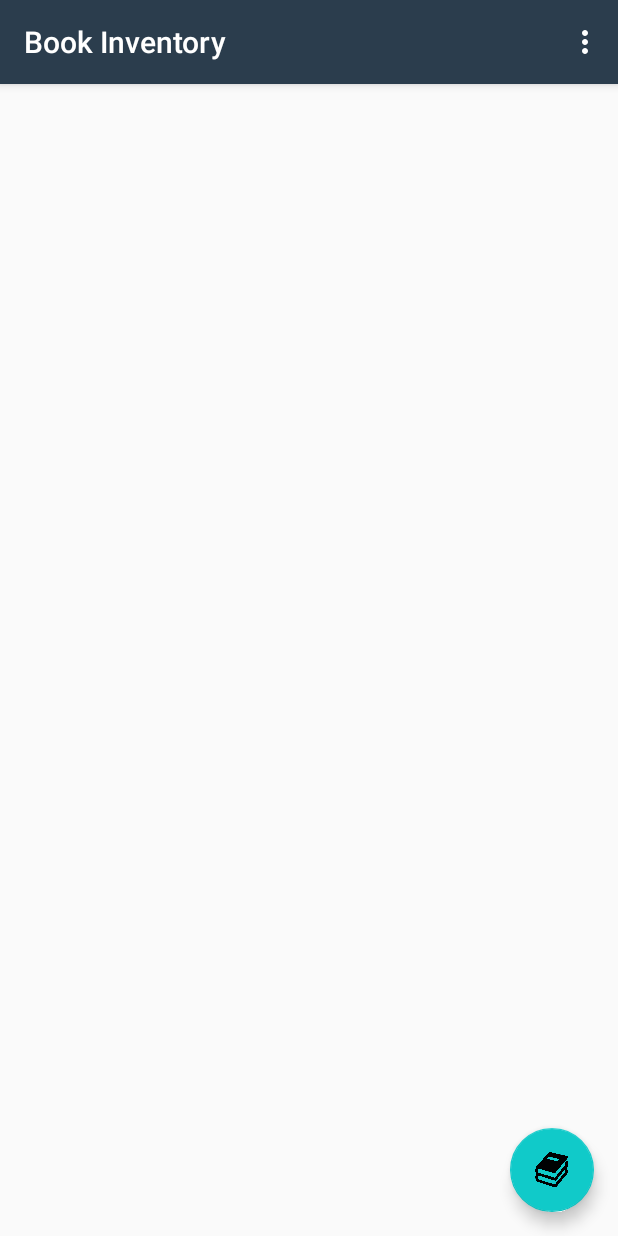
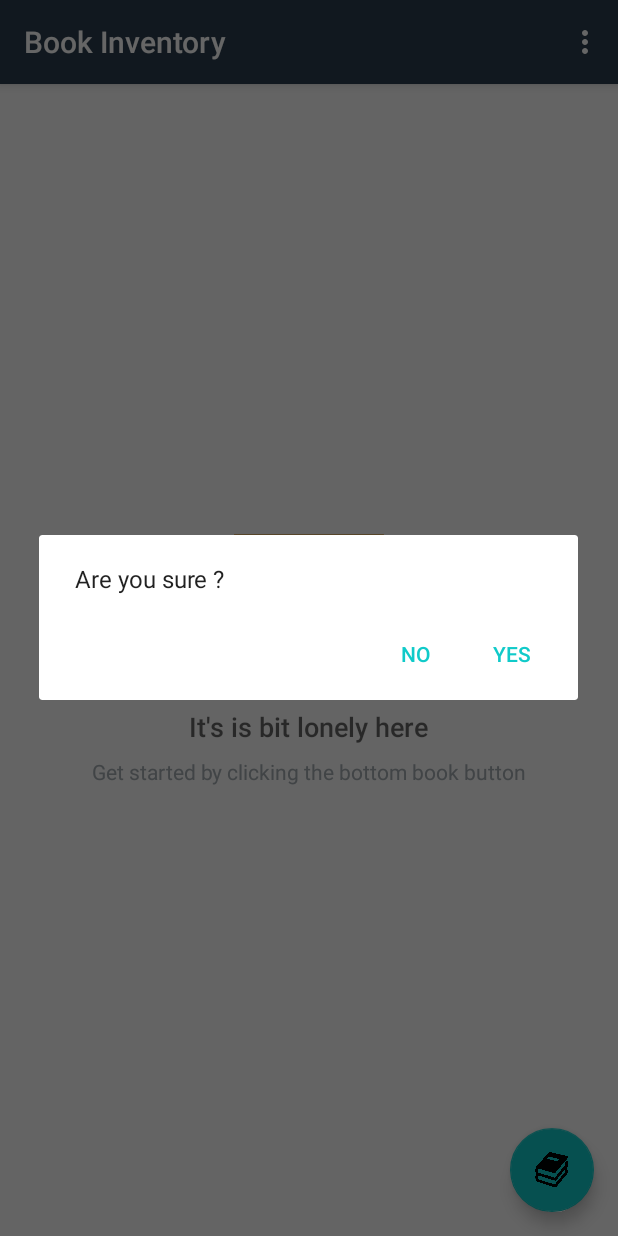
Before and after one commit to VineetPrasadVerma/InventoryApp, an Android app: the screen it shows after launch (CatalogActivity), in the options menu, after a tap on "Delete All Books", on a phone screen of 412 x 824 dp. Run offline under Robolectric (Android 15) with nearby library versions, the phone set to English and light mode, and no system bars.

Commit message:
Add a setOnItemClickListener to the listview

```diff
--- a/app/src/main/AndroidManifest.xml
+++ b/app/src/main/AndroidManifest.xml
@@ -24,6 +24,10 @@
                 android:name="android.support.PARENT_ACTIVITY"
                 android:value=".CatalogActivity" />
         </activity>
+        <provider
+            android:name=".data.ProductProvider"
+            android:authorities="com.example.vineetprasadverma.inventoryapp"
+            android:exported="false" />
     </application>
 
 </manifest>
--- a/app/src/main/java/com/example/vineetprasadverma/inventoryapp/CatalogActivity.java
+++ b/app/src/main/java/com/example/vineetprasadverma/inventoryapp/CatalogActivity.java
@@ -1,13 +1,16 @@
 package com.example.vineetprasadverma.inventoryapp;
 
 import android.app.LoaderManager;
+import android.content.ContentUris;
 import android.content.ContentValues;
 import android.content.CursorLoader;
+import android.content.DialogInterface;
 import android.content.Intent;
 import android.content.Loader;
+import android.net.Uri;
+import android.support.design.widget.FloatingActionButton;
 import android.database.Cursor;
-import android.database.sqlite.SQLiteDatabase;
-import android.support.design.widget.FloatingActionButton;
+import android.support.v7.app.AlertDialog;
 import android.support.v7.app.AppCompatActivity;
 import android.os.Bundle;
 import android.util.Log;
@@ -18,13 +21,11 @@ import android.widget.AdapterView;
 import android.widget.ListView;
 
 import com.example.vineetprasadverma.inventoryapp.data.ProductContract.ProductEntry;
-import com.example.vineetprasadverma.inventoryapp.data.ProductDbHelper;
 
 public class CatalogActivity extends AppCompatActivity implements LoaderManager.LoaderCallbacks<Cursor> {
 
-    private ProductDbHelper mDbHelper;
     ProductCursorAdapter mCursorAdapter;
-    private static final int PET_LOADER = 0;
+    private static final int PRODUCT_LOADER = 0;
 
     public static final String LOG_TAG = CatalogActivity.class.getSimpleName();
 
@@ -32,8 +33,6 @@ public class CatalogActivity extends AppCompatActivity implements LoaderManager.
     protected void onCreate(Bundle savedInstanceState) {
         super.onCreate(savedInstanceState);
         setContentView(R.layout.catalog_activity);
-
-        mDbHelper = new ProductDbHelper(this);
 
         FloatingActionButton fab = findViewById(R.id.fab);
         fab.setOnClickListener(new View.OnClickListener() {
@@ -44,26 +43,30 @@ public class CatalogActivity extends AppCompatActivity implements LoaderManager.
             }
         });
 
+        ListView bookListView = findViewById(R.id.list);
 
-        ListView listView = findViewById(R.id.list);
+        // Find and set empty view on the ListView, so that it only shows when the list has 0 items.
+        View emptyView = findViewById(R.id.empty_view);
+        bookListView.setEmptyView(emptyView);
+
         mCursorAdapter = new ProductCursorAdapter(this, null);
-        listView.setAdapter(mCursorAdapter);
+        bookListView.setAdapter(mCursorAdapter);
 
-        listView.setOnItemClickListener(new AdapterView.OnItemClickListener() {
+        bookListView.setOnItemClickListener(new AdapterView.OnItemClickListener() {
             @Override
             public void onItemClick(AdapterView<?> parent, View view, int position, long id) {
                 Intent intent = new Intent(CatalogActivity.this, EditorActivity.class);
+                Uri currentUri = ContentUris.withAppendedId(ProductEntry.CONTENT_URI, id);
+                intent.setData(currentUri);
                 startActivity(intent);
             }
         });
 
         //Kick off the loader
-        getLoaderManager().initLoader(PET_LOADER, null, this);
+        getLoaderManager().initLoader(PRODUCT_LOADER, null, this);
     }
 
-    private void insertData() {
-        // Gets the data repository in write mode.
-        SQLiteDatabase db = mDbHelper.getWritableDatabase();
+    private void insertBook() {
 
         // Create a new map of values, where column names are the keys.
         ContentValues values = new ContentValues();
@@ -73,63 +76,11 @@ public class CatalogActivity extends AppCompatActivity implements LoaderManager.
         values.put(ProductEntry.COLUMN_PRODUCT_SUPPLIER_NAME, "Vineet");
         values.put(ProductEntry.COLUMN_PRODUCT_SUPPLIER_PHONE_NUMBER, "8985796745");
 
-        // Insert the new row, returning the primary key value of the new row
-        long newRowId = db.insert(ProductEntry.TABLE_NAME, null, values);
-        Log.i(LOG_TAG, String.valueOf(newRowId));
-    }
-
-    private void readData() {
-
-        // Create and/or open a database to read from it.
-        SQLiteDatabase db = mDbHelper.getReadableDatabase();
-
-        String[] projection = {
-                ProductEntry._ID,
-                ProductEntry.COLUMN_PRODUCT_NAME,
-                ProductEntry.COLUMN_PRODUCT_PRICE,
-                ProductEntry.COLUMN_PRODUCT_QUANTITY,
-                ProductEntry.COLUMN_PRODUCT_SUPPLIER_NAME,
-                ProductEntry.COLUMN_PRODUCT_SUPPLIER_PHONE_NUMBER
-        };
-
-        Cursor cursor = db.query(
-                ProductEntry.TABLE_NAME,   // The table to query
-                projection,             // The array of columns to return (pass null to get all)
-                null,              // The columns for the WHERE clause
-                null,          // The values for the WHERE clause
-                null,                   // don't group the rows
-                null,                   // don't filter by row groups
-                null              // The sort order
-        );
-
-        try {
-            // Figure out the index of each column
-            int nameColumnIndex = cursor.getColumnIndex(ProductEntry.COLUMN_PRODUCT_NAME);
-            int priceColumnIndex = cursor.getColumnIndex(ProductEntry.COLUMN_PRODUCT_PRICE);
-            int quantityColumnIndex = cursor.getColumnIndex(ProductEntry.COLUMN_PRODUCT_QUANTITY);
-            int supplierNameColumnIndex = cursor.getColumnIndex(ProductEntry.COLUMN_PRODUCT_SUPPLIER_NAME);
-            int supplierPhoneNumberColumnIndex = cursor.getColumnIndex(ProductEntry.COLUMN_PRODUCT_SUPPLIER_PHONE_NUMBER);
-
-            // Iterate through all the returned rows in the cursor
-            while (cursor.moveToNext()) {
-                // Use that index to extract the String or Int value of the word
-                // at the current row the cursor is on.
-                String currentProductName = cursor.getString(nameColumnIndex);
-                float currentProductPrice = cursor.getFloat(priceColumnIndex);
-                int currentProductQuantity = cursor.getInt(quantityColumnIndex);
-                String currentProductSupplierName = cursor.getString(supplierNameColumnIndex);
-                String currentProductSupplierPhoneNumber = cursor.getString(supplierPhoneNumberColumnIndex);
-                Log.i(LOG_TAG, currentProductName
-                        + " - " + String.valueOf(currentProductPrice)
-                        + " - " + String.valueOf(currentProductQuantity)
-                        + " - " + currentProductSupplierName
-                        + " - " + currentProductSupplierPhoneNumber);
-            }
-        } finally {
-            // Always close the cursor when you're done reading from it. This releases all its
-            // resources and makes it invalid.
-            cursor.close();
-        }
+        // Insert a new row for Toto into the provider using the ContentResolver.
+        // Use the {@link PetEntry#CONTENT_URI} to indicate that we want to insert
+        // into the pets database table.
+        // Receive the new content URI that will allow us to access Toto's data in the future.
+        Uri newUri = getContentResolver().insert(ProductEntry.CONTENT_URI, values);
     }
 
 
@@ -145,12 +96,48 @@ public class CatalogActivity extends AppCompatActivity implements LoaderManager.
     public boolean onOptionsItemSelected(MenuItem item) {
         switch (item.getItemId()) {
             case R.id.action_insert_book:
+                insertBook();
                 return true;
 
             case R.id.action_delete_all_books:
+                showDeleteConfirmationDialog();
                 return true;
         }
         return super.onOptionsItemSelected(item);
+    }
+
+    private void showDeleteConfirmationDialog() {
+        // Create an AlertDialog.Builder and set the message, and click listeners
+        // for the postivie and negative buttons on the dialog.
+        AlertDialog.Builder builder = new AlertDialog.Builder(this);
+        builder.setMessage(R.string.are_you_sure);
+        builder.setPositiveButton(R.string.yes, new DialogInterface.OnClickListener() {
+            public void onClick(DialogInterface dialog, int id) {
+                // User clicked the "Delete" button, so delete the pet.
+                deleteAllProduct();
+            }
+        });
+        builder.setNegativeButton(R.string.no, new DialogInterface.OnClickListener() {
+            public void onClick(DialogInterface dialog, int id) {
+                // User clicked the "Cancel" button, so dismiss the dialog
+                // and continue editing the pet.
+                if (dialog != null) {
+                    dialog.dismiss();
+                }
+            }
+        });
+
+        // Create and show the AlertDialog
+        AlertDialog alertDialog = builder.create();
+        alertDialog.show();
+    }
+
+    /**
+     * Helper method to delete all pets in the database.
+     */
+    private void deleteAllProduct() {
+        int rowsDeleted = getContentResolver().delete(ProductEntry.CONTENT_URI, null, null);
+        Log.v("CatalogActivity", rowsDeleted + " rows deleted from pet database");
     }
 
     @Override
--- a/app/src/main/java/com/example/vineetprasadverma/inventoryapp/EditorActivity.java
+++ b/app/src/main/java/com/example/vineetprasadverma/inventoryapp/EditorActivity.java
@@ -24,11 +24,11 @@ public class EditorActivity extends AppCompatActivity {
 
     @Override
     public boolean onOptionsItemSelected(MenuItem item) {
-        switch (item.getItemId()){
-            case R.id.action_save :
+        switch (item.getItemId()) {
+            case R.id.action_save:
                 return true;
 
-            case R.id.action_delete :
+            case R.id.action_delete:
                 return true;
         }
         return super.onOptionsItemSelected(item);
--- a/app/src/main/java/com/example/vineetprasadverma/inventoryapp/ProductCursorAdapter.java
+++ b/app/src/main/java/com/example/vineetprasadverma/inventoryapp/ProductCursorAdapter.java
@@ -5,6 +5,7 @@ import android.database.Cursor;
 import android.view.LayoutInflater;
 import android.view.View;
 import android.view.ViewGroup;
+import android.widget.Button;
 import android.widget.CursorAdapter;
 import android.widget.TextView;
 
@@ -41,11 +42,11 @@ public class ProductCursorAdapter extends CursorAdapter {
 
         int bookColumnIndex = cursor.getColumnIndex(ProductEntry.COLUMN_PRODUCT_NAME);
         int priceColumnIndex = cursor.getColumnIndex(ProductEntry.COLUMN_PRODUCT_PRICE);
-        int quantiyColumnINdex = cursor.getColumnIndex(ProductEntry.COLUMN_PRODUCT_QUANTITY);
+        int quantityColumnIndex = cursor.getColumnIndex(ProductEntry.COLUMN_PRODUCT_QUANTITY);
 
         String bookName = cursor.getString(bookColumnIndex);
         float price = cursor.getFloat(priceColumnIndex);
-        int quantity = cursor.getInt(quantiyColumnINdex);
+        int quantity = cursor.getInt(quantityColumnIndex);
 
         bookTextView.setText(bookName);
         priceTextView.setText(String.valueOf(price));
--- /dev/null
+++ b/app/src/main/res/drawable/item_selector.xml
@@ -0,0 +1,6 @@
+<?xml version="1.0" encoding="utf-8"?>
+<selector xmlns:android="http://schemas.android.com/apk/res/android">
+    <item
+        android:state_selected="true"
+        android:drawable="@android:color/holo_blue_light" />
+</selector>
--- a/app/src/main/res/layout/catalog_activity.xml
+++ b/app/src/main/res/layout/catalog_activity.xml
@@ -10,8 +10,44 @@
         android:id="@+id/list"
         android:layout_width="match_parent"
         android:layout_height="match_parent"
-        android:drawSelectorOnTop="true"
         android:padding="@dimen/sixteen_dp" />
+
+    <RelativeLayout
+        android:id="@+id/empty_view"
+        android:layout_width="wrap_content"
+        android:layout_height="wrap_content"
+        android:layout_centerInParent="true">
+
+        <ImageView
+            android:id="@+id/empty_bookshelf_image"
+            android:layout_width="@dimen/hundred_dp"
+            android:layout_height="@dimen/hundred_dp"
+            android:layout_centerHorizontal="true"
+            android:src="@drawable/emptybook" />
+
+        <TextView
+            android:id="@+id/empty_title_text"
+            android:layout_width="wrap_content"
+            android:layout_height="wrap_content"
+            android:layout_below="@+id/empty_bookshelf_image"
+            android:layout_centerHorizontal="true"
+            android:fontFamily="sans-serif-medium"
+            android:paddingTop="16dp"
+            android:text="@string/empty_view_title_text"
+            android:textAppearance="?android:textAppearanceMedium" />
+
+        <TextView
+            android:id="@+id/empty_subtitle_text"
+            android:layout_width="wrap_content"
+            android:layout_height="wrap_content"
+            android:layout_below="@+id/empty_title_text"
+            android:layout_centerHorizontal="true"
+            android:fontFamily="sans-serif"
+            android:paddingTop="8dp"
+            android:text="@string/empty_view_subtitle_text"
+            android:textAppearance="?android:textAppearanceSmall"
+            android:textColor="#A2AAB0" />
+    </RelativeLayout>
 
     <android.support.design.widget.FloatingActionButton
         android:id="@+id/fab"
--- a/app/src/main/res/values/dimens.xml
+++ b/app/src/main/res/values/dimens.xml
@@ -4,4 +4,5 @@
     <dimen name="four_dp">4dp</dimen>
     <dimen name="zero_dp">0dp</dimen>
     <dimen name="fourty_dp">40dp</dimen>
+    <dimen name="hundred_dp">100dp</dimen>
 </resources>
--- a/app/src/main/res/values/strings.xml
+++ b/app/src/main/res/values/strings.xml
@@ -11,9 +11,14 @@
     <string name="book_inventory">Book Inventory</string>
     <string name="action_delete">Delete</string>
     <string name="action_save">save</string>
-    <string name="insert_book">Insert Book</string>
+    <string name="insert_book">Insert Dummy Book</string>
     <string name="delete_all_books">Delete All Books</string>
     <string name="sale">Sale</string>
     <string name="available_quantity">Available Quantity -\u0020</string>
     <string name="price_tag">Price -\u0020</string>
+    <string name="empty_view_title_text">It\'s is bit lonely here</string>
+    <string name="empty_view_subtitle_text">Get started by clicking the bottom book button</string>
+    <string name="are_you_sure">Are you sure ?</string>
+    <string name="yes">Yes</string>
+    <string name="no">No</string>
 </resources>
```
Also changed, not shown: app/src/main/java/com/example/vineetprasadverma/inventoryapp/data/ProductProvider.java (+5 -9 lines), app/src/main/res/layout/list_item.xml (+7 -6 lines), app/src/main/res/drawable-hdpi/emptybook.png (added), app/src/main/res/drawable-mdpi/emptybook.png (added), app/src/main/res/drawable-xhdpi/emptybook.png (added), app/src/main/res/drawable-xxhdpi/emptybook.png (added), app/src/main/res/drawable-xxxhdpi/emptybook.png (added).
